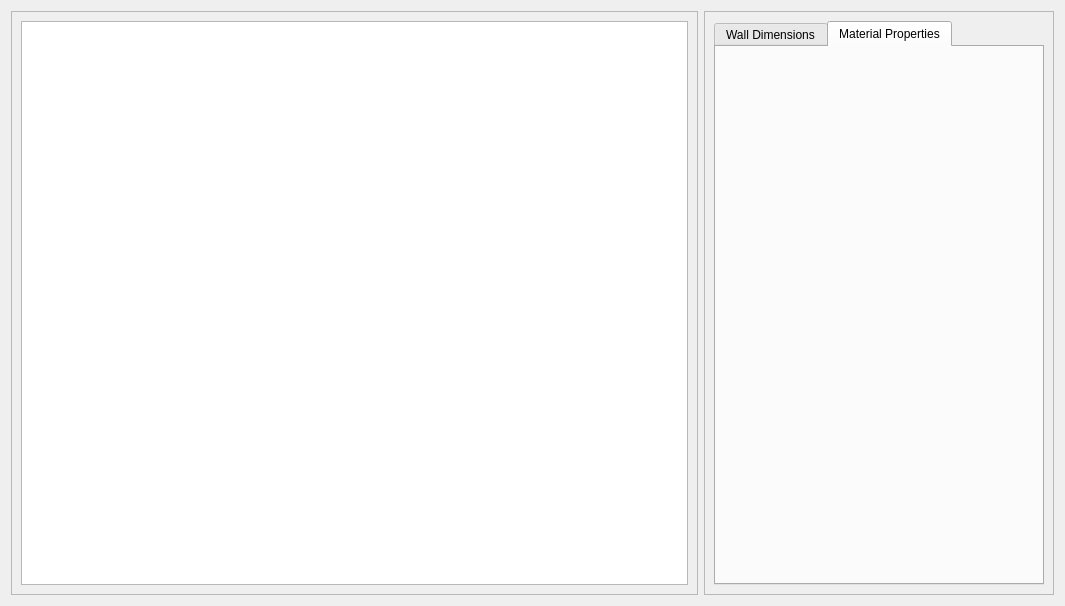
The window that RCCantileverForm.ui (maizytrain/RetainingWallDesigner) describes before a commit, drawn with Qt 5.
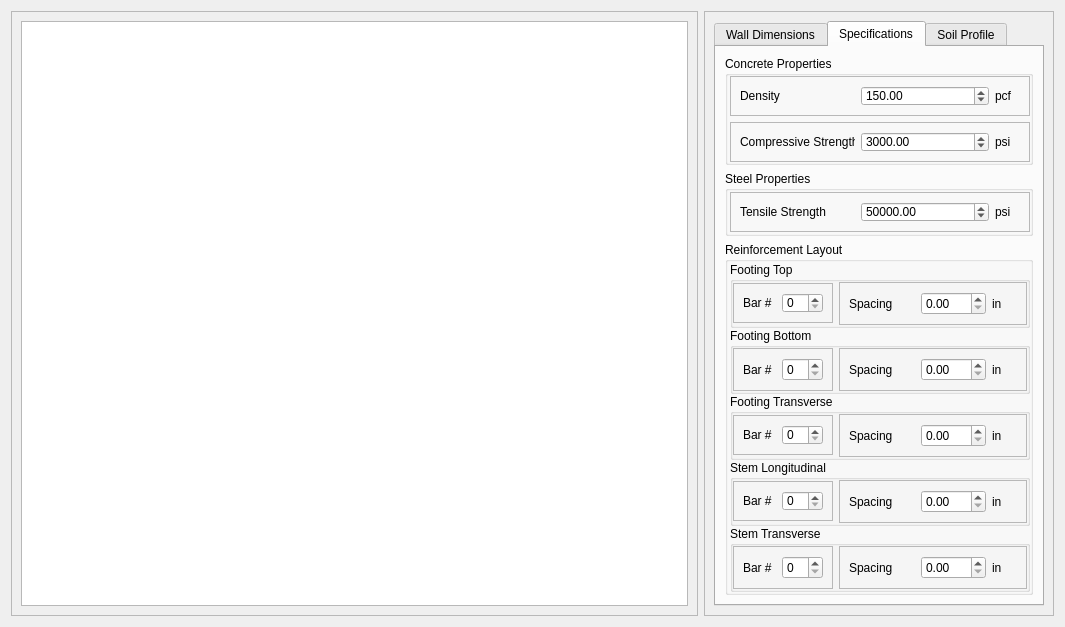
The same window after the commit. The open tabs and pages were chosen to show the change.

```diff
--- a/RCCantileverForm.ui
+++ b/RCCantileverForm.ui
@@ -345,7 +345,756 @@
         </widget>
         <widget class="QWidget" name="matPropTab">
          <attribute name="title">
-          <string>Material Properties</string>
+          <string>Specifications</string>
+         </attribute>
+         <layout class="QVBoxLayout" name="verticalLayout_2">
+          <item>
+           <widget class="QGroupBox" name="groupBox">
+            <property name="title">
+             <string>Concrete Properties</string>
+            </property>
+            <layout class="QVBoxLayout" name="verticalLayout_3">
+             <property name="leftMargin">
+              <number>2</number>
+             </property>
+             <property name="topMargin">
+              <number>0</number>
+             </property>
+             <property name="rightMargin">
+              <number>0</number>
+             </property>
+             <property name="bottomMargin">
+              <number>0</number>
+             </property>
+             <item>
+              <widget class="QFrame" name="frame_10">
+               <property name="maximumSize">
+                <size>
+                 <width>16777215</width>
+                 <height>40</height>
+                </size>
+               </property>
+               <property name="frameShape">
+                <enum>QFrame::StyledPanel</enum>
+               </property>
+               <property name="frameShadow">
+                <enum>QFrame::Raised</enum>
+               </property>
+               <layout class="QHBoxLayout" name="horizontalLayout_11">
+                <item>
+                 <widget class="QLabel" name="label_15">
+                  <property name="maximumSize">
+                   <size>
+                    <width>115</width>
+                    <height>16777215</height>
+                   </size>
+                  </property>
+                  <property name="text">
+                   <string>Density</string>
+                  </property>
+                 </widget>
+                </item>
+                <item>
+                 <widget class="QDoubleSpinBox" name="doubleSpinBox">
+                  <property name="maximum">
+                   <double>1000.000000000000000</double>
+                  </property>
+                  <property name="value">
+                   <double>150.000000000000000</double>
+                  </property>
+                 </widget>
+                </item>
+                <item>
+                 <widget class="QLabel" name="label_16">
+                  <property name="maximumSize">
+                   <size>
+                    <width>25</width>
+                    <height>16777215</height>
+                   </size>
+                  </property>
+                  <property name="text">
+                   <string>pcf</string>
+                  </property>
+                 </widget>
+                </item>
+               </layout>
+              </widget>
+             </item>
+             <item>
+              <widget class="QFrame" name="frame_11">
+               <property name="maximumSize">
+                <size>
+                 <width>16777215</width>
+                 <height>40</height>
+                </size>
+               </property>
+               <property name="frameShape">
+                <enum>QFrame::StyledPanel</enum>
+               </property>
+               <property name="frameShadow">
+                <enum>QFrame::Raised</enum>
+               </property>
+               <layout class="QHBoxLayout" name="horizontalLayout_12">
+                <item>
+                 <widget class="QLabel" name="label_19">
+                  <property name="maximumSize">
+                   <size>
+                    <width>115</width>
+                    <height>16777215</height>
+                   </size>
+                  </property>
+                  <property name="text">
+                   <string>Compressive Strength</string>
+                  </property>
+                 </widget>
+                </item>
+                <item>
+                 <widget class="QDoubleSpinBox" name="doubleSpinBox_3">
+                  <property name="maximum">
+                   <double>100000.000000000000000</double>
+                  </property>
+                  <property name="value">
+                   <double>3000.000000000000000</double>
+                  </property>
+                 </widget>
+                </item>
+                <item>
+                 <widget class="QLabel" name="label_20">
+                  <property name="maximumSize">
+                   <size>
+                    <width>25</width>
+                    <height>16777215</height>
+                   </size>
+                  </property>
+                  <property name="text">
+                   <string>psi</string>
+                  </property>
+                 </widget>
+                </item>
+               </layout>
+              </widget>
+             </item>
+            </layout>
+           </widget>
+          </item>
+          <item>
+           <widget class="QGroupBox" name="groupBox_2">
+            <property name="title">
+             <string>Steel Properties</string>
+            </property>
+            <layout class="QVBoxLayout" name="verticalLayout_4">
+             <property name="leftMargin">
+              <number>2</number>
+             </property>
+             <property name="topMargin">
+              <number>0</number>
+             </property>
+             <property name="rightMargin">
+              <number>0</number>
+             </property>
+             <property name="bottomMargin">
+              <number>0</number>
+             </property>
+             <item>
+              <widget class="QFrame" name="frame_12">
+               <property name="maximumSize">
+                <size>
+                 <width>16777215</width>
+                 <height>40</height>
+                </size>
+               </property>
+               <property name="frameShape">
+                <enum>QFrame::StyledPanel</enum>
+               </property>
+               <property name="frameShadow">
+                <enum>QFrame::Raised</enum>
+               </property>
+               <layout class="QHBoxLayout" name="horizontalLayout_13">
+                <item>
+                 <widget class="QLabel" name="label_21">
+                  <property name="maximumSize">
+                   <size>
+                    <width>115</width>
+                    <height>16777215</height>
+                   </size>
+                  </property>
+                  <property name="text">
+                   <string>Tensile Strength</string>
+                  </property>
+                 </widget>
+                </item>
+                <item>
+                 <widget class="QDoubleSpinBox" name="doubleSpinBox_4">
+                  <property name="maximum">
+                   <double>500000.000000000000000</double>
+                  </property>
+                  <property name="value">
+                   <double>50000.000000000000000</double>
+                  </property>
+                 </widget>
+                </item>
+                <item>
+                 <widget class="QLabel" name="label_22">
+                  <property name="maximumSize">
+                   <size>
+                    <width>25</width>
+                    <height>16777215</height>
+                   </size>
+                  </property>
+                  <property name="text">
+                   <string>psi</string>
+                  </property>
+                 </widget>
+                </item>
+               </layout>
+              </widget>
+             </item>
+            </layout>
+           </widget>
+          </item>
+          <item>
+           <widget class="QGroupBox" name="groupBox_3">
+            <property name="title">
+             <string>Reinforcement Layout</string>
+            </property>
+            <layout class="QVBoxLayout" name="verticalLayout_5">
+             <property name="spacing">
+              <number>0</number>
+             </property>
+             <property name="leftMargin">
+              <number>2</number>
+             </property>
+             <property name="topMargin">
+              <number>0</number>
+             </property>
+             <property name="rightMargin">
+              <number>0</number>
+             </property>
+             <property name="bottomMargin">
+              <number>0</number>
+             </property>
+             <item>
+              <widget class="QGroupBox" name="groupBox_4">
+               <property name="maximumSize">
+                <size>
+                 <width>16777215</width>
+                 <height>16777215</height>
+                </size>
+               </property>
+               <property name="title">
+                <string>Footing Top</string>
+               </property>
+               <layout class="QHBoxLayout" name="horizontalLayout_19">
+                <property name="leftMargin">
+                 <number>0</number>
+                </property>
+                <property name="topMargin">
+                 <number>0</number>
+                </property>
+                <property name="rightMargin">
+                 <number>0</number>
+                </property>
+                <property name="bottomMargin">
+                 <number>0</number>
+                </property>
+                <item>
+                 <widget class="QFrame" name="frame_13">
+                  <property name="maximumSize">
+                   <size>
+                    <width>100</width>
+                    <height>40</height>
+                   </size>
+                  </property>
+                  <property name="frameShape">
+                   <enum>QFrame::StyledPanel</enum>
+                  </property>
+                  <property name="frameShadow">
+                   <enum>QFrame::Raised</enum>
+                  </property>
+                  <layout class="QHBoxLayout" name="horizontalLayout_14">
+                   <item>
+                    <widget class="QLabel" name="label_23">
+                     <property name="maximumSize">
+                      <size>
+                       <width>115</width>
+                       <height>16777215</height>
+                      </size>
+                     </property>
+                     <property name="text">
+                      <string>Bar #</string>
+                     </property>
+                    </widget>
+                   </item>
+                   <item>
+                    <widget class="QSpinBox" name="spinBox">
+                     <property name="maximum">
+                      <number>18</number>
+                     </property>
+                    </widget>
+                   </item>
+                  </layout>
+                 </widget>
+                </item>
+                <item>
+                 <widget class="QFrame" name="frame_18">
+                  <property name="frameShape">
+                   <enum>QFrame::StyledPanel</enum>
+                  </property>
+                  <property name="frameShadow">
+                   <enum>QFrame::Raised</enum>
+                  </property>
+                  <layout class="QHBoxLayout" name="horizontalLayout_20">
+                   <item>
+                    <widget class="QLabel" name="label_24">
+                     <property name="text">
+                      <string>Spacing</string>
+                     </property>
+                    </widget>
+                   </item>
+                   <item>
+                    <widget class="QDoubleSpinBox" name="doubleSpinBox_5">
+                     <property name="maximum">
+                      <double>500.000000000000000</double>
+                     </property>
+                    </widget>
+                   </item>
+                   <item>
+                    <widget class="QLabel" name="label_33">
+                     <property name="maximumSize">
+                      <size>
+                       <width>25</width>
+                       <height>16777215</height>
+                      </size>
+                     </property>
+                     <property name="text">
+                      <string>in</string>
+                     </property>
+                    </widget>
+                   </item>
+                  </layout>
+                 </widget>
+                </item>
+               </layout>
+              </widget>
+             </item>
+             <item>
+              <widget class="QGroupBox" name="groupBox_5">
+               <property name="maximumSize">
+                <size>
+                 <width>16777215</width>
+                 <height>16777215</height>
+                </size>
+               </property>
+               <property name="title">
+                <string>Footing Bottom</string>
+               </property>
+               <layout class="QHBoxLayout" name="horizontalLayout_22">
+                <property name="leftMargin">
+                 <number>0</number>
+                </property>
+                <property name="topMargin">
+                 <number>0</number>
+                </property>
+                <property name="rightMargin">
+                 <number>0</number>
+                </property>
+                <property name="bottomMargin">
+                 <number>0</number>
+                </property>
+                <item>
+                 <widget class="QFrame" name="frame_14">
+                  <property name="maximumSize">
+                   <size>
+                    <width>100</width>
+                    <height>16777215</height>
+                   </size>
+                  </property>
+                  <property name="frameShape">
+                   <enum>QFrame::StyledPanel</enum>
+                  </property>
+                  <property name="frameShadow">
+                   <enum>QFrame::Raised</enum>
+                  </property>
+                  <layout class="QHBoxLayout" name="horizontalLayout_23">
+                   <item>
+                    <widget class="QLabel" name="label_36">
+                     <property name="text">
+                      <string>Bar #</string>
+                     </property>
+                    </widget>
+                   </item>
+                   <item>
+                    <widget class="QSpinBox" name="spinBox_3">
+                     <property name="maximum">
+                      <number>18</number>
+                     </property>
+                    </widget>
+                   </item>
+                  </layout>
+                 </widget>
+                </item>
+                <item>
+                 <widget class="QFrame" name="frame_19">
+                  <property name="frameShape">
+                   <enum>QFrame::StyledPanel</enum>
+                  </property>
+                  <property name="frameShadow">
+                   <enum>QFrame::Raised</enum>
+                  </property>
+                  <layout class="QHBoxLayout" name="horizontalLayout_24">
+                   <item>
+                    <widget class="QLabel" name="label_37">
+                     <property name="text">
+                      <string>Spacing</string>
+                     </property>
+                    </widget>
+                   </item>
+                   <item>
+                    <widget class="QDoubleSpinBox" name="doubleSpinBox_10">
+                     <property name="maximum">
+                      <double>500.000000000000000</double>
+                     </property>
+                    </widget>
+                   </item>
+                   <item>
+                    <widget class="QLabel" name="label_35">
+                     <property name="maximumSize">
+                      <size>
+                       <width>25</width>
+                       <height>16777215</height>
+                      </size>
+                     </property>
+                     <property name="text">
+                      <string>in</string>
+                     </property>
+                    </widget>
+                   </item>
+                  </layout>
+                 </widget>
+                </item>
+               </layout>
+              </widget>
+             </item>
+             <item>
+              <widget class="QGroupBox" name="groupBox_6">
+               <property name="maximumSize">
+                <size>
+                 <width>16777215</width>
+                 <height>16777215</height>
+                </size>
+               </property>
+               <property name="title">
+                <string>Footing Transverse</string>
+               </property>
+               <layout class="QHBoxLayout" name="horizontalLayout_25">
+                <property name="leftMargin">
+                 <number>0</number>
+                </property>
+                <property name="topMargin">
+                 <number>0</number>
+                </property>
+                <property name="rightMargin">
+                 <number>0</number>
+                </property>
+                <property name="bottomMargin">
+                 <number>0</number>
+                </property>
+                <item>
+                 <widget class="QFrame" name="frame_17">
+                  <property name="maximumSize">
+                   <size>
+                    <width>100</width>
+                    <height>40</height>
+                   </size>
+                  </property>
+                  <property name="frameShape">
+                   <enum>QFrame::StyledPanel</enum>
+                  </property>
+                  <property name="frameShadow">
+                   <enum>QFrame::Raised</enum>
+                  </property>
+                  <layout class="QHBoxLayout" name="horizontalLayout_16">
+                   <item>
+                    <widget class="QLabel" name="label_31">
+                     <property name="maximumSize">
+                      <size>
+                       <width>115</width>
+                       <height>16777215</height>
+                      </size>
+                     </property>
+                     <property name="text">
+                      <string>Bar #</string>
+                     </property>
+                    </widget>
+                   </item>
+                   <item>
+                    <widget class="QSpinBox" name="spinBox_4">
+                     <property name="maximum">
+                      <number>18</number>
+                     </property>
+                    </widget>
+                   </item>
+                  </layout>
+                 </widget>
+                </item>
+                <item>
+                 <widget class="QFrame" name="frame_20">
+                  <property name="frameShape">
+                   <enum>QFrame::StyledPanel</enum>
+                  </property>
+                  <property name="frameShadow">
+                   <enum>QFrame::Raised</enum>
+                  </property>
+                  <layout class="QHBoxLayout" name="horizontalLayout_26">
+                   <item>
+                    <widget class="QLabel" name="label_38">
+                     <property name="text">
+                      <string>Spacing</string>
+                     </property>
+                    </widget>
+                   </item>
+                   <item>
+                    <widget class="QDoubleSpinBox" name="doubleSpinBox_9">
+                     <property name="maximum">
+                      <double>500.000000000000000</double>
+                     </property>
+                    </widget>
+                   </item>
+                   <item>
+                    <widget class="QLabel" name="label_32">
+                     <property name="maximumSize">
+                      <size>
+                       <width>25</width>
+                       <height>16777215</height>
+                      </size>
+                     </property>
+                     <property name="text">
+                      <string>in</string>
+                     </property>
+                    </widget>
+                   </item>
+                  </layout>
+                 </widget>
+                </item>
+               </layout>
+              </widget>
+             </item>
+             <item>
+              <widget class="QGroupBox" name="groupBox_7">
+               <property name="maximumSize">
+                <size>
+                 <width>16777215</width>
+                 <height>16777215</height>
+                </size>
+               </property>
+               <property name="title">
+                <string>Stem Longitudinal</string>
+               </property>
+               <layout class="QHBoxLayout" name="horizontalLayout_27">
+                <property name="leftMargin">
+                 <number>0</number>
+                </property>
+                <property name="topMargin">
+                 <number>0</number>
+                </property>
+                <property name="rightMargin">
+                 <number>0</number>
+                </property>
+                <property name="bottomMargin">
+                 <number>0</number>
+                </property>
+                <item>
+                 <widget class="QFrame" name="frame_16">
+                  <property name="maximumSize">
+                   <size>
+                    <width>100</width>
+                    <height>40</height>
+                   </size>
+                  </property>
+                  <property name="frameShape">
+                   <enum>QFrame::StyledPanel</enum>
+                  </property>
+                  <property name="frameShadow">
+                   <enum>QFrame::Raised</enum>
+                  </property>
+                  <layout class="QHBoxLayout" name="horizontalLayout_17">
+                   <item>
+                    <widget class="QLabel" name="label_29">
+                     <property name="maximumSize">
+                      <size>
+                       <width>115</width>
+                       <height>16777215</height>
+                      </size>
+                     </property>
+                     <property name="text">
+                      <string>Bar #</string>
+                     </property>
+                    </widget>
+                   </item>
+                   <item>
+                    <widget class="QSpinBox" name="spinBox_5">
+                     <property name="maximum">
+                      <number>18</number>
+                     </property>
+                    </widget>
+                   </item>
+                  </layout>
+                 </widget>
+                </item>
+                <item>
+                 <widget class="QFrame" name="frame_21">
+                  <property name="frameShape">
+                   <enum>QFrame::StyledPanel</enum>
+                  </property>
+                  <property name="frameShadow">
+                   <enum>QFrame::Raised</enum>
+                  </property>
+                  <layout class="QHBoxLayout" name="horizontalLayout_28">
+                   <item>
+                    <widget class="QLabel" name="label_39">
+                     <property name="text">
+                      <string>Spacing</string>
+                     </property>
+                    </widget>
+                   </item>
+                   <item>
+                    <widget class="QDoubleSpinBox" name="doubleSpinBox_8">
+                     <property name="maximum">
+                      <double>500.000000000000000</double>
+                     </property>
+                    </widget>
+                   </item>
+                   <item>
+                    <widget class="QLabel" name="label_30">
+                     <property name="maximumSize">
+                      <size>
+                       <width>25</width>
+                       <height>16777215</height>
+                      </size>
+                     </property>
+                     <property name="text">
+                      <string>in</string>
+                     </property>
+                    </widget>
+                   </item>
+                  </layout>
+                 </widget>
+                </item>
+               </layout>
+              </widget>
+             </item>
+             <item>
+              <widget class="QGroupBox" name="groupBox_8">
+               <property name="maximumSize">
+                <size>
+                 <width>16777215</width>
+                 <height>16777215</height>
+                </size>
+               </property>
+               <property name="title">
+                <string>Stem Transverse</string>
+               </property>
+               <layout class="QHBoxLayout" name="horizontalLayout_29">
+                <property name="leftMargin">
+                 <number>0</number>
+                </property>
+                <property name="topMargin">
+                 <number>0</number>
+                </property>
+                <property name="rightMargin">
+                 <number>0</number>
+                </property>
+                <property name="bottomMargin">
+                 <number>0</number>
+                </property>
+                <item>
+                 <widget class="QFrame" name="frame_15">
+                  <property name="maximumSize">
+                   <size>
+                    <width>100</width>
+                    <height>16777215</height>
+                   </size>
+                  </property>
+                  <property name="frameShape">
+                   <enum>QFrame::StyledPanel</enum>
+                  </property>
+                  <property name="frameShadow">
+                   <enum>QFrame::Raised</enum>
+                  </property>
+                  <layout class="QHBoxLayout" name="horizontalLayout_18">
+                   <item>
+                    <widget class="QLabel" name="label_27">
+                     <property name="maximumSize">
+                      <size>
+                       <width>115</width>
+                       <height>16777215</height>
+                      </size>
+                     </property>
+                     <property name="text">
+                      <string>Bar #</string>
+                     </property>
+                    </widget>
+                   </item>
+                   <item>
+                    <widget class="QSpinBox" name="spinBox_6">
+                     <property name="maximum">
+                      <number>18</number>
+                     </property>
+                    </widget>
+                   </item>
+                  </layout>
+                 </widget>
+                </item>
+                <item>
+                 <widget class="QFrame" name="frame_22">
+                  <property name="frameShape">
+                   <enum>QFrame::StyledPanel</enum>
+                  </property>
+                  <property name="frameShadow">
+                   <enum>QFrame::Raised</enum>
+                  </property>
+                  <layout class="QHBoxLayout" name="horizontalLayout_30">
+                   <item>
+                    <widget class="QLabel" name="label_40">
+                     <property name="text">
+                      <string>Spacing</string>
+                     </property>
+                    </widget>
+                   </item>
+                   <item>
+                    <widget class="QDoubleSpinBox" name="doubleSpinBox_7">
+                     <property name="maximum">
+                      <double>500.000000000000000</double>
+                     </property>
+                    </widget>
+                   </item>
+                   <item>
+                    <widget class="QLabel" name="label_28">
+                     <property name="maximumSize">
+                      <size>
+                       <width>25</width>
+                       <height>16777215</height>
+                      </size>
+                     </property>
+                     <property name="text">
+                      <string>in</string>
+                     </property>
+                    </widget>
+                   </item>
+                  </layout>
+                 </widget>
+                </item>
+               </layout>
+              </widget>
+             </item>
+            </layout>
+           </widget>
+          </item>
+         </layout>
+        </widget>
+        <widget class="QWidget" name="soilTab">
+         <attribute name="title">
+          <string>Soil Profile</string>
          </attribute>
         </widget>
        </widget>
```
Left out of the diff: 80 changed lines with no effect on the pictures.
